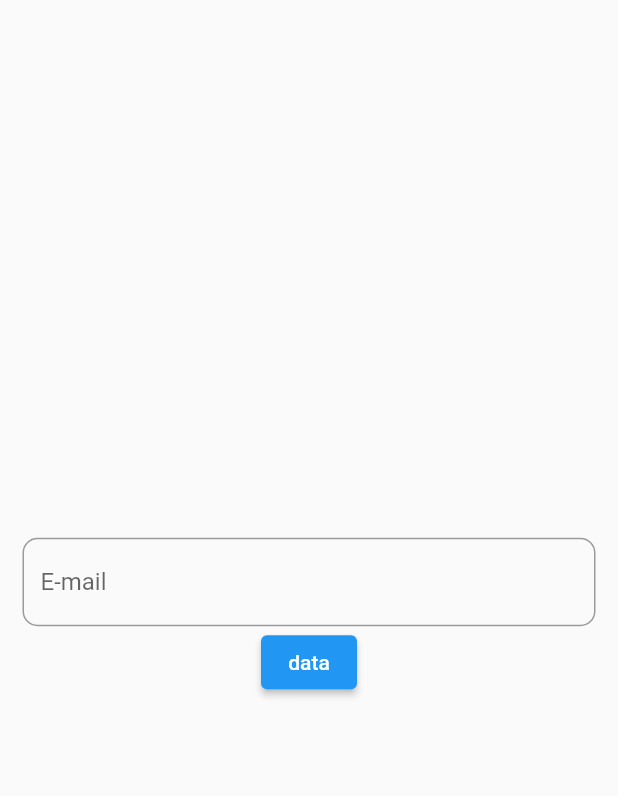
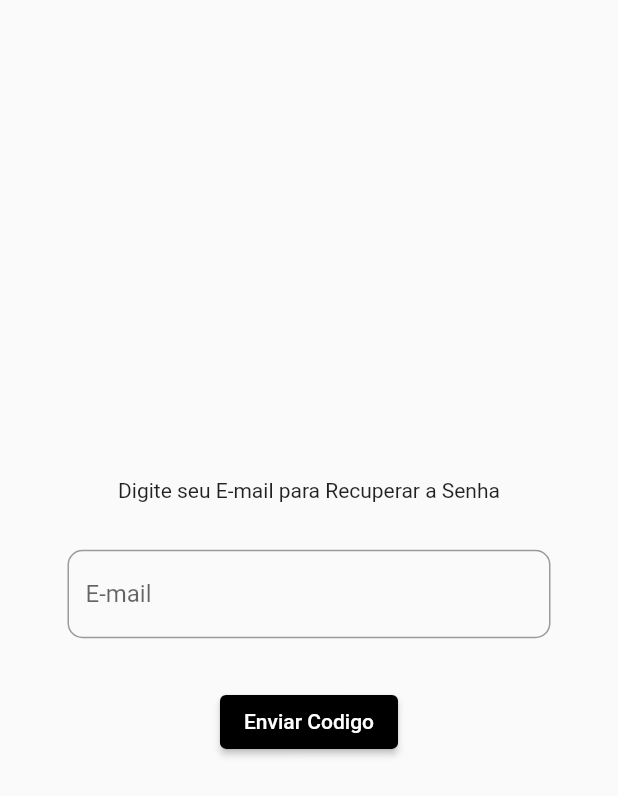
Before and after one commit to MatheusPitsch/coffe_app_store, a Flutter app: the ForgotItPage screen opened directly, on a phone screen of 412 x 824 dp. Shown: the top 796 px of the screen. Run offline on Flutter 3.47's test engine with Material 2 defaults, Android fonts, the phone set to English and light mode, and no system bars; our stand-ins replace boxicons.

```diff
--- a/lib/app/presenter/forgot_it_page/forgot_it_page.dart
+++ b/lib/app/presenter/forgot_it_page/forgot_it_page.dart
@@ -10,22 +10,29 @@ class ForgotItPage extends StatelessWidget {
         padding: const EdgeInsets.all(15.0),
         child: SafeArea(
           child: Center(
+            child: Container(
+              height: 250,
+              padding: const EdgeInsets.only(left: 30, right: 30),
+              decoration: const BoxDecoration(),
               child: Column(
-              mainAxisAlignment: MainAxisAlignment.center,
+                mainAxisAlignment: MainAxisAlignment.spaceEvenly,
                 children: [
+                  const Text("Digite seu E-mail para Recuperar a Senha"),
                   TextField(
                     decoration: InputDecoration(
                       hintText: "E-mail",
                       border: OutlineInputBorder(
-                    borderRadius: BorderRadius.circular(10)
-                  )
+                        borderRadius: BorderRadius.circular(10),
+                      ),
                     ),
                   ),
                   ElevatedButton(
+                    style: ElevatedButton.styleFrom(primary: Colors.black),
                     onPressed: () {},
-                  child: const Text("data"),
+                    child: const Text("Enviar Codigo"),
                   ),
                 ],
+              ),
             ),
           ),
         ),
--- a/lib/app/presenter/login_page/widget/bottom_login.dart
+++ b/lib/app/presenter/login_page/widget/bottom_login.dart
@@ -1,8 +1,7 @@
+import 'package:coffe_store_app/app/presenter/home_page/home_page.dart';
 import 'package:flutter/material.dart';
 
-import '../../home_page/home_page.dart';
-
-
+import '../../home_page/Widget/body_home_page.dart';
 
 class ButtonLogin extends StatelessWidget {
   const ButtonLogin({
--- a/lib/main.dart
+++ b/lib/main.dart
@@ -1,7 +1,5 @@
-
+import 'package:coffe_store_app/app/presenter/login_page/login_page.dart';
 import 'package:flutter/material.dart';
-
-import 'app/presenter/login_page/login_page.dart';
 
 void main() {
   runApp(const MyApp());
```
Also changed, not shown: lib/app/presenter/home_page/Widget/body_home_page.dart (added, +69 -0 lines), lib/app/presenter/home_page/Widget/bottom_navigation_bar_home.dart (deleted, +0 -45 lines), lib/app/presenter/home_page/home_page.dart (+55 -51 lines). Lines whose indentation alone changed are shown as unchanged.
